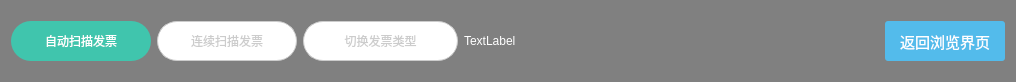
This is InvoiceApp/scanoptionform.ui in 16071454/work as Qt 5 draws it before an edit. The edited form follows.
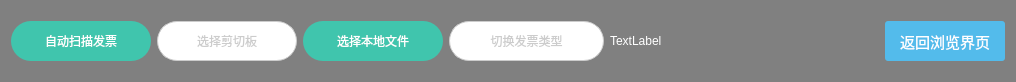
This is the edited form. Icons and pictures are not drawn.

The edit to the form file:
```diff
--- a/InvoiceApp/scanoptionform.ui
+++ b/InvoiceApp/scanoptionform.ui
@@ -106,7 +106,7 @@
 border:1px solid rgba(204,204,204,1);</string>
      </property>
      <property name="text">
-      <string>连续扫描发票</string>
+      <string>选择剪切板</string>
      </property>
      <property name="icon">
       <iconset resource="res.qrc">
@@ -126,6 +126,35 @@
      </property>
     </widget>
    </item>
+   <item>
+    <widget class="QToolButton" name="toolButton_4">
+     <property name="minimumSize">
+      <size>
+       <width>140</width>
+       <height>40</height>
+      </size>
+     </property>
+     <property name="styleSheet">
+      <string notr="true">font: 75 10pt &quot;微软雅黑&quot;;
+color: rgb(255, 255, 255);
+background:rgba(64,197,173,1);
+border-radius:20px;</string>
+     </property>
+     <property name="text">
+      <string>选择本地文件</string>
+     </property>
+     <property name="icon">
+      <iconset resource="res.qrc">
+       <normaloff>:/imag/autoscan.png</normaloff>:/imag/autoscan.png</iconset>
+     </property>
+     <property name="toolButtonStyle">
+      <enum>Qt::ToolButtonTextBesideIcon</enum>
+     </property>
+     <property name="autoRaise">
+      <bool>true</bool>
+     </property>
+    </widget>
+   </item>
    <item>
     <widget class="QToolButton" name="toolButton_3">
      <property name="sizePolicy">
```
